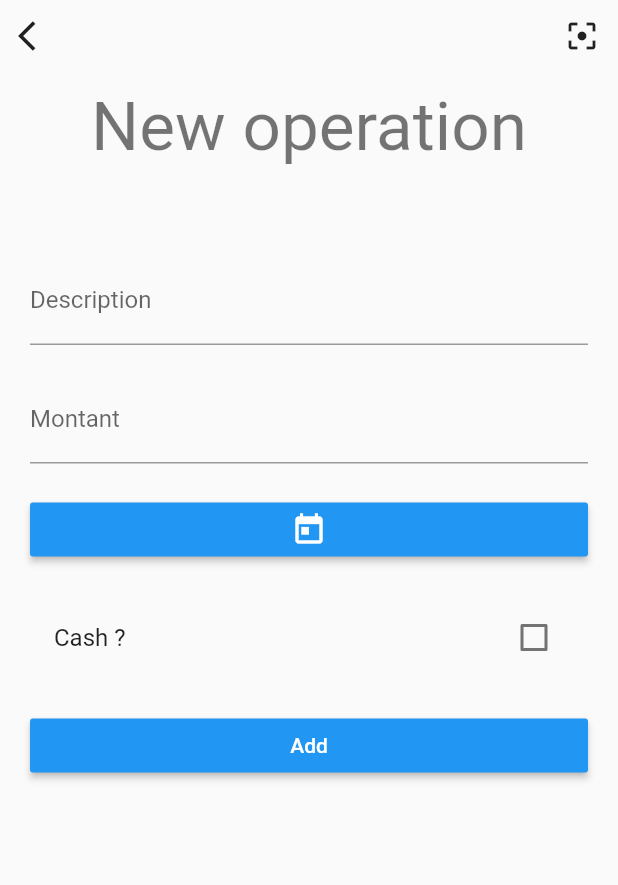
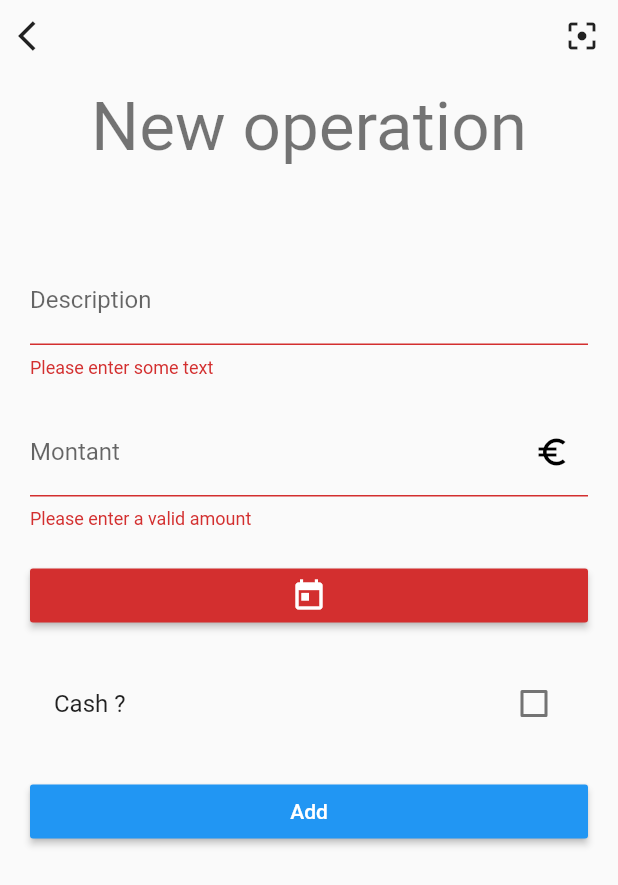
Before and after one commit to quentinlowette/treasurer, a Flutter app: the AddOperationView screen opened by its route, after a tap on "Add", on a phone screen of 412 x 824 dp. Shown: the top 885 px of the screen. Run offline on Flutter 3.47's test engine with Material 2 defaults, Android fonts, the phone set to English and light mode, and no system bars; our stand-ins replace get_it, provider_architecture, sqflite; accounts and stored records are empty.

Commit message:
Complete add operation form: - Form validators - Addition within the viewmodel - Viewmodel accessible from everywhere in the app

```diff
--- a/lib/core/services/locator.dart
+++ b/lib/core/services/locator.dart
@@ -4,11 +4,17 @@
 
 import 'package:get_it/get_it.dart';
 import 'package:treasurer/core/services/storage.service.dart';
+import 'package:treasurer/core/viewmodels/account.vm.dart';
 
 /// Global services provider
 GetIt locator = GetIt.instance;
 
 /// Sets up the services provider by registering every services
+/// and the viewmodels needed at multiple places in the application
 setupServiceLocator() {
+  // Services
   locator.registerLazySingleton<StorageService>(() => FakeStorageService());
+
+  // ViewModels
+  locator.registerLazySingleton<AccountViewModel>(() => AccountViewModel());
 }
--- a/lib/core/services/storage.service.dart
+++ b/lib/core/services/storage.service.dart
@@ -128,6 +128,7 @@ class FakeStorageService extends StorageService {
   }
 }
 
+// TODO: In the future, maybe have a better structure that would be able to store multiple tables in an easy and manageable way
 /// Database implementation of the storage service
 class DatabaseStorageService extends StorageService {
   @override
--- a/lib/core/viewmodels/account.vm.dart
+++ b/lib/core/viewmodels/account.vm.dart
@@ -20,6 +20,9 @@ class AccountViewModel extends ChangeNotifier {
   /// Amount of bank of the account
   double _bank;
 
+  /// Index of the next operation to insert
+  int _nextOperationIndex;
+
   /// Getter for the loading status
   bool get isLoaded => _isLoaded;
 
@@ -35,6 +38,9 @@ class AccountViewModel extends ChangeNotifier {
   /// Getter for the bank amount
   double get bank => _bank;
 
+  /// Getter for the next operation's index
+  int get nextOperationIndex => _nextOperationIndex;
+
   /// Instance of the storage service
   StorageService _storageService = locator<StorageService>();
 
@@ -49,9 +55,19 @@ class AccountViewModel extends ChangeNotifier {
     _bank = amounts[1];
     _cash = amounts[2];
 
+    _nextOperationIndex = _operations.last.id + 1;
+
     _isLoaded = true;
 
     // Notify the changes
     notifyListeners();
   }
+
+  /// Adds an operation to the list
+  Future addOperation(Operation operation) async {
+    _operations.add(operation);
+    await _storageService.addOperation(operation);
+    _nextOperationIndex++;
+    notifyListeners();
+  }
 }
--- a/lib/ui/views/account.v.dart
+++ b/lib/ui/views/account.v.dart
@@ -1,21 +1,17 @@
 import 'package:flutter/material.dart';
 import 'package:provider_architecture/provider_architecture.dart';
+import 'package:treasurer/core/services/locator.dart';
 import 'package:treasurer/core/viewmodels/account.vm.dart';
 import 'package:treasurer/ui/widgets/accountHeader.dart';
 import 'package:treasurer/ui/widgets/operationTile.dart';
 
 /// View of an account
 class AccountView extends StatelessWidget {
-  List<Widget> _getBody(BuildContext context, AccountViewModel model) {
-    List<Widget> operationTiles =
-        model.operations.map((op) => OperationTile(operation: op)).toList();
-    return operationTiles;
-  }
-
   @override
   Widget build(BuildContext context) =>
       ViewModelProvider<AccountViewModel>.withConsumer(
-          viewModel: AccountViewModel(),
+          viewModel: locator<AccountViewModel>(),
+          reuseExisting: true,
           onModelReady: (model) => model.loadData(),
           builder: (context, model, child) {
             return Scaffold(
--- a/lib/ui/views/addOperation.v.dart
+++ b/lib/ui/views/addOperation.v.dart
@@ -1,5 +1,9 @@
 import 'package:flutter/material.dart';
 import 'package:intl/intl.dart';
+import 'package:provider_architecture/provider_architecture.dart';
+import 'package:treasurer/core/models/operation.m.dart';
+import 'package:treasurer/core/services/locator.dart';
+import 'package:treasurer/core/viewmodels/account.vm.dart';
 
 class AddOperationView extends StatefulWidget {
   @override
@@ -7,6 +11,8 @@ class AddOperationView extends StatefulWidget {
 }
 
 class _AddOperationViewState extends State<AddOperationView> {
+  final GlobalKey<FormState> _formKey = GlobalKey<FormState>();
+  bool _autoValidate = false;
   bool _isCash = false;
   TextEditingController _descriptionController = TextEditingController();
   TextEditingController _amountController = TextEditingController();
@@ -27,11 +33,37 @@ class _AddOperationViewState extends State<AddOperationView> {
     }
   }
 
+  /// Validates the form fields and creates a new operation
+  Operation _validateInputs(int nextOperationIndex) {
+    if (_formKey.currentState.validate() && _date != null) {
+      Operation newOperation = Operation(
+          amount: double.parse(_amountController.text),
+          date: _date,
+          description: _descriptionController.text,
+          id: nextOperationIndex,
+          isCash: _isCash,
+          receiptPhotoPath: null);
+      return newOperation;
+    } else {
+      setState(() {
+        _autoValidate = true;
+      });
+      return null;
+    }
+  }
+
   @override
   Widget build(BuildContext context) {
+    return ViewModelProvider<AccountViewModel>.withConsumer(
+        viewModel: locator<AccountViewModel>(),
+        reuseExisting: true,
+        builder: (context, model, child) {
           return Scaffold(
             body: SingleChildScrollView(
               child: SafeArea(
+                child: Form(
+                  key: _formKey,
+                  autovalidate: _autoValidate,
                   child: Column(
                     children: <Widget>[
                       Row(
@@ -62,28 +94,50 @@ class _AddOperationViewState extends State<AddOperationView> {
                           crossAxisAlignment: CrossAxisAlignment.stretch,
                           children: <Widget>[
                             SizedBox(height: 60.0),
-                    TextField(
+                            TextFormField(
                               decoration: InputDecoration(
                                 labelText: 'Description',
                               ),
                               controller: _descriptionController,
+                              validator: (value) {
+                                if (value.isEmpty) {
+                                  return 'Please enter some text';
+                                }
+                                return null;
+                              },
                             ),
                             SizedBox(height: 20.0),
-                    TextField(
+                            TextFormField(
                               decoration: InputDecoration(
                                 labelText: 'Montant',
+                                suffixIcon: Icon(
+                                  Icons.euro_symbol,
+                                  color: Colors.black,
+                                ),
                               ),
                               keyboardType: TextInputType.number,
                               controller: _amountController,
+                              validator: (value) {
+                                Pattern amountPattern =
+                                    r'^[1-9][0-9]*([\.,][0-9]+)?$';
+                                RegExp amountRegex = RegExp(amountPattern);
+                                if (!amountRegex.hasMatch(value)) {
+                                  return 'Please enter a valid amount';
+                                }
+                                return null;
+                              },
                             ),
                             SizedBox(height: 20.0),
                             RaisedButton(
                               onPressed: _selectDate,
-                      color: Theme.of(context).accentColor,
+                              color: _autoValidate && _date == null
+                                  ? Theme.of(context).errorColor
+                                  : Theme.of(context).accentColor,
                               textColor: Colors.white,
                               child: _date == null
                                   ? Icon(Icons.today)
-                          : Text(DateFormat('dd/MM/yyyy').format(_date)),
+                                  : Text(
+                                      DateFormat('dd/MM/yyyy').format(_date)),
                             ),
                             SizedBox(height: 20.0),
                             CheckboxListTile(
@@ -97,7 +151,13 @@ class _AddOperationViewState extends State<AddOperationView> {
                             ),
                             SizedBox(height: 20.0),
                             RaisedButton(
-                      onPressed: () => print("submit"),
+                              onPressed: () {
+                                Operation newOp = _validateInputs(model.nextOperationIndex);
+                                if (newOp != null) {
+                                  model.addOperation(newOp);
+                                  Navigator.of(context).pop();
+                                }
+                              },
                               color: Theme.of(context).accentColor,
                               textColor: Colors.white,
                               child: Text("Add"),
@@ -109,6 +169,8 @@ class _AddOperationViewState extends State<AddOperationView> {
                   ),
                 ),
               ),
+            ),
           );
+        });
   }
 }
```
Lines whose indentation alone changed are shown as unchanged.
